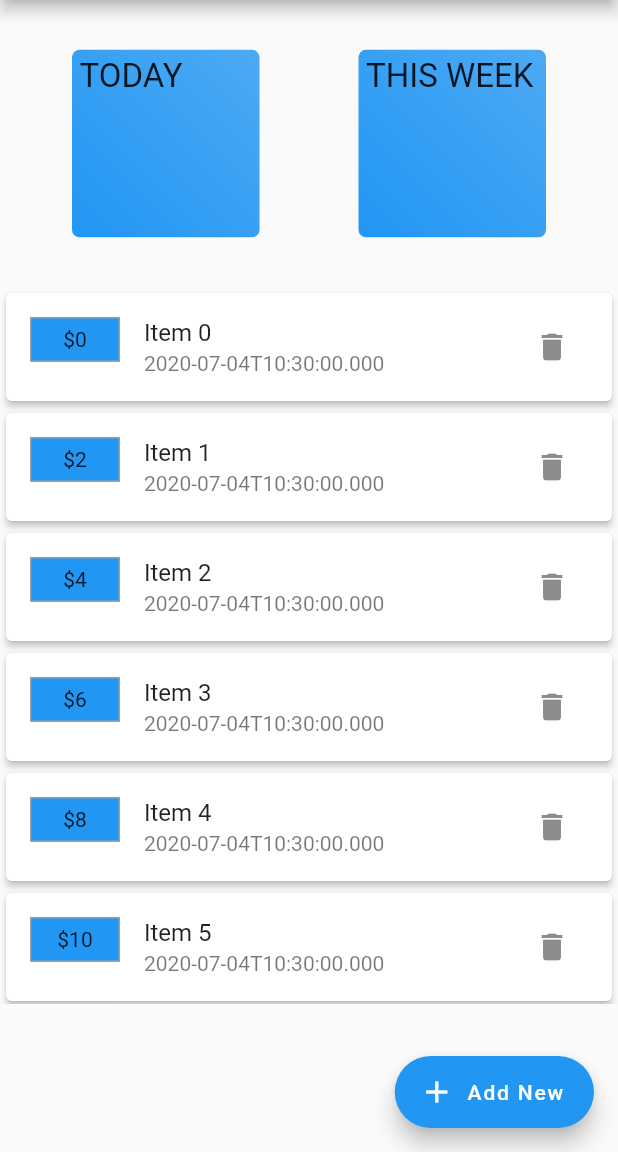
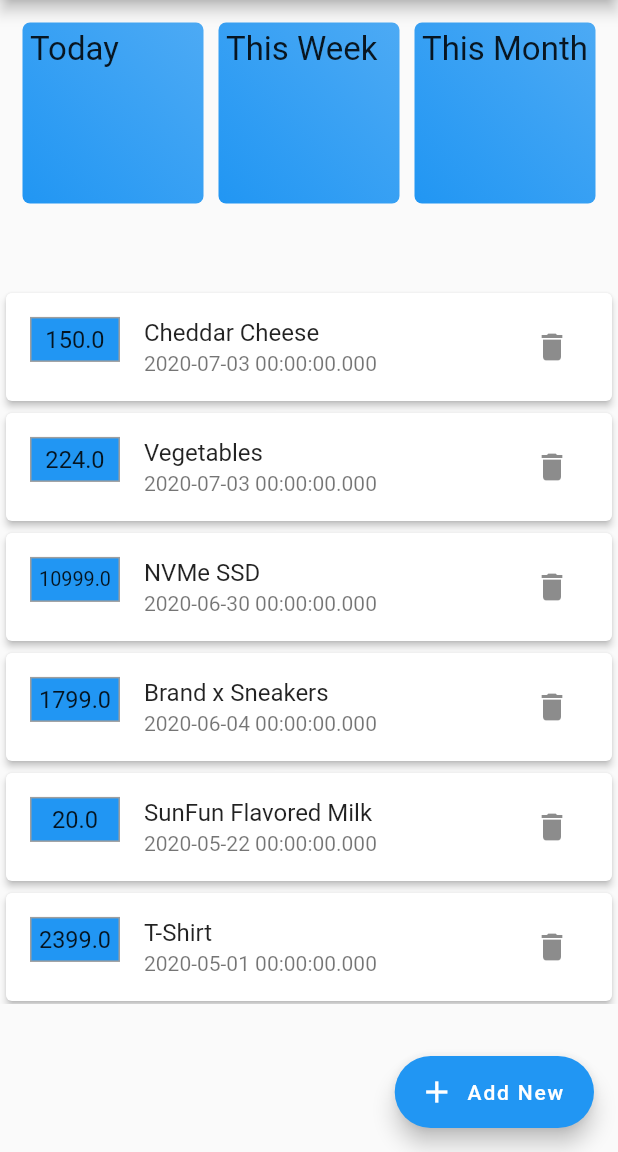
Before and after one commit to shyam-s00/ExpensesApp, a Flutter app: the screen it shows after launch, on a phone screen of 412 x 824 dp, the part 84-1236 px from its top. Run offline on Flutter 3.47's test engine with Material 2 defaults, Android fonts, the phone set to English and light mode, and no system bars.

Commit message:
Add stub data to transaction list and binding

```diff
--- a/lib/Models/transaction.dart
+++ b/lib/Models/transaction.dart
@@ -1,11 +1,23 @@
 import 'package:flutter/foundation.dart';
+
+enum ProductCategory {
+  Grocery,
+  FoodAndBreverage,
+  Apparel,
+  Mobile,
+  Electornics,
+  HouseHold,
+  Kitchen,
+  ComputerAccessories
+
+}
 
 class TransactionModel {
   int id;
   String productName;
   DateTime transactionDate;
   double price;
-  String category;
+  ProductCategory category;
 
   TransactionModel(
       {@required this.id,
--- a/lib/Pages/homePage.dart
+++ b/lib/Pages/homePage.dart
@@ -1,3 +1,4 @@
+import 'package:expenses/Stub/transactions_data.dart';
 import 'package:flutter/material.dart';
 
 import '../Widgets/summary_tile.dart';
@@ -11,9 +12,15 @@ class HomePage extends StatelessWidget {
     Navigator.of(context).pushNamed(NewTransactionPage.ROUTE);
   }
 
+  var transactions = Stub.transactions;
+
   @override
   Widget build(BuildContext context) {
     final mediaQuery = MediaQuery.of(context);
+    transactions.sort((x, y) => y.transactionDate.compareTo(x.transactionDate));
+
+    const tiles = ['Today', 'This Week', 'This Month'];
+
     return Scaffold(
         appBar: AppBar(
           title: const Text('Expenses'),
@@ -24,14 +31,21 @@ class HomePage extends StatelessWidget {
               margin: EdgeInsets.all(5),
               padding: EdgeInsets.all(10),
               height: mediaQuery.size.height * 0.22,
-              child: Row(
-                mainAxisAlignment: MainAxisAlignment.spaceAround,
-                children: [SummaryTile('TODAY'), SummaryTile('THIS WEEK')],
+              child:  GridView.builder(
+                physics: const NeverScrollableScrollPhysics(), // to disable scrolling :)
+                gridDelegate:  SliverGridDelegateWithMaxCrossAxisExtent(maxCrossAxisExtent: 120,
+                crossAxisSpacing: 10,
+                mainAxisSpacing: 10,
+                childAspectRatio: 1),
+                 itemBuilder: (c, i) {
+                   return SummaryTile(tiles[i]);
+                 },
+                 itemCount: 3,)
               ),
-            ),
+
             Container(
                 height: mediaQuery.size.height * 0.58,
-                child: TransactionsList()),
+                child: TransactionsList(itemSource: transactions)),
           ],
         ),
         floatingActionButton: FloatingActionButton.extended(
--- /dev/null
+++ b/lib/Stub/transactions_data.dart
@@ -0,0 +1,13 @@
+import '../Models/transaction.dart';
+
+class Stub {
+  static List<TransactionModel> transactions = [
+    TransactionModel(id: 001, productName: "T-Shirt", transactionDate: DateTime(2020, 05, 01), price: 2399, category: ProductCategory.Apparel),
+    TransactionModel(id: 002, productName: "Brand x Sneakers", transactionDate: DateTime(2020, 6, 4), price: 1799, category: ProductCategory.Apparel),
+    TransactionModel(id: 003, productName: "NVMe SSD", transactionDate: DateTime(2020, 06, 30), price: 10999, category: ProductCategory.ComputerAccessories),
+    TransactionModel(id: 004, productName: "Cheddar Cheese", transactionDate: DateTime(2020, 07, 03), price: 150, category: ProductCategory.FoodAndBreverage),
+    TransactionModel(id: 005, productName: "SunFun Flavored Milk", transactionDate: DateTime(2020, 05, 22), price: 20, category: ProductCategory.FoodAndBreverage),
+    TransactionModel(id: 006, productName: "Vegetables", transactionDate: DateTime(2020, 07, 03), price: 224, category: ProductCategory.Grocery),
+
+  ];
+}
--- a/lib/Widgets/summary_tile.dart
+++ b/lib/Widgets/summary_tile.dart
@@ -12,8 +12,6 @@ class SummaryTile extends StatelessWidget {
       borderRadius: BorderRadius.circular(5),
       splashColor: Theme.of(context).primaryColor,
       child: Container(
-        width: 125,
-        height: 125,
         padding: EdgeInsets.all(5),
         decoration: BoxDecoration(
           borderRadius: BorderRadius.circular(5),
--- a/lib/Widgets/transactions_list.dart
+++ b/lib/Widgets/transactions_list.dart
@@ -1,11 +1,36 @@
+import 'package:expenses/Models/transaction.dart';
 import 'package:flutter/material.dart';
 
 class TransactionsList extends StatelessWidget {
+
+  final List<TransactionModel> itemSource;
+  TransactionsList({@required this.itemSource});
+
  @override
   Widget build(BuildContext context) {
     return Container(
       child: ListView.builder(
         itemBuilder: (c, i) {
+          var _item = itemSource[i];
+          return TransactionItem(key: ValueKey(_item.id), model: _item);
+        },
+        itemCount: itemSource.length,
+      ),
+    );
+  }
+}
+
+class TransactionItem extends StatelessWidget {
+
+  final TransactionModel model;
+
+  const TransactionItem({
+    Key key,
+    this.model
+  }) : super(key: key);
+
+  @override
+  Widget build(BuildContext context) {
     return Card(
       elevation: 2,
       child: ListTile(
@@ -17,20 +42,18 @@ class TransactionsList extends StatelessWidget {
               border: Border.all(
                   color: Colors.grey, style: BorderStyle.solid),
               shape: BoxShape.rectangle,
-                    color: Theme.of(c).accentColor),
-                child: Center(child: Text('\$${(2 * i).toString()}')),
+              color: Theme.of(context).accentColor),
+          child: FittedBox(
+            fit: BoxFit.contain,
+            child: Center(child: Text('${model.price.toString()}'))),
         ),
-              title: Text('Item $i'),
-              subtitle: Text(DateTime.now().toIso8601String()),
+        title: Text(model.productName),
+        subtitle: Text(model.transactionDate.toString()),
         trailing: IconButton(
           icon: Icon(Icons.delete),
           onPressed: () {},
         ),
       ),
     );
-        },
-        itemCount: 8,
-      ),
-    );
   }
 }
```
Also changed, not shown: pubspec.lock, 1 other file. Lines whose indentation alone changed are shown as unchanged.
